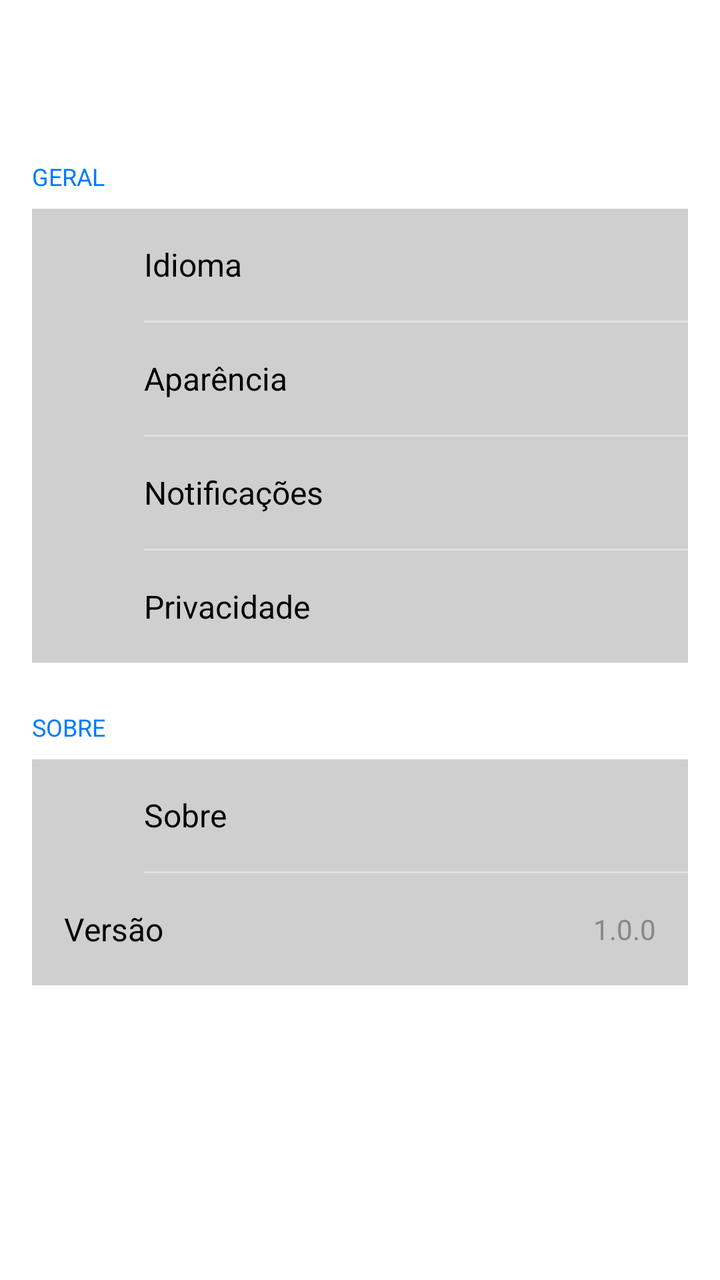
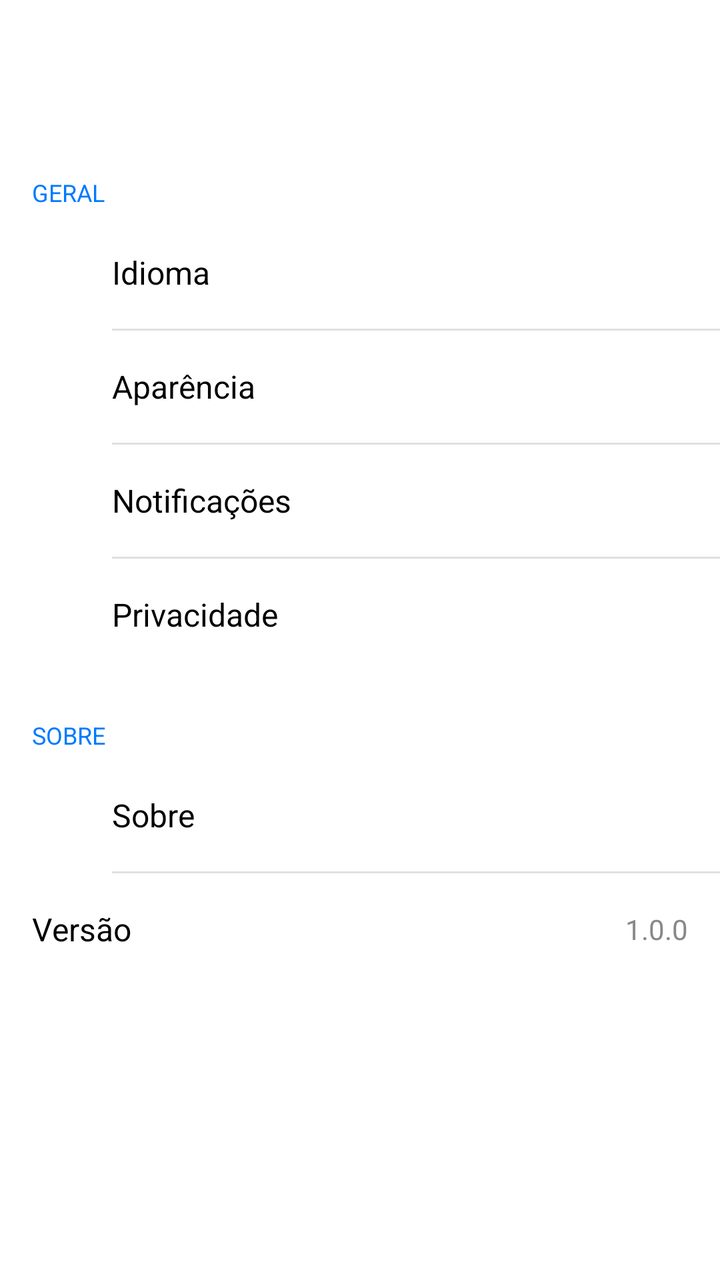

The first picture is an Android layout as it rendered before a commit; the second is the same layout after the commit. The layout source and the unified diff follow.
<!-- AndroidManifest.xml: activity theme Theme.wilin -->
<!-- res/layout/activity_settings.xml -->
<?xml version="1.0" encoding="utf-8"?>
<LinearLayout xmlns:android="http://schemas.android.com/apk/res/android"
    xmlns:app="http://schemas.android.com/apk/res-auto"
    android:layout_width="match_parent"
    android:layout_height="match_parent"
    android:orientation="vertical"
    android:background="@color/surface">

    <com.google.android.material.appbar.AppBarLayout
        android:layout_width="match_parent"
        android:layout_height="wrap_content"
        android:background="@color/appbar_background"
        app:elevation="0dp">

        <com.google.android.material.appbar.MaterialToolbar
            android:id="@+id/toolbar"
            android:layout_width="match_parent"
            android:layout_height="?attr/actionBarSize"
            android:background="@color/appbar_background"
            app:titleTextColor="@color/text_primary"
            app:navigationIconTint="@color/text_primary" />

    </com.google.android.material.appbar.AppBarLayout>

    <ScrollView
        android:layout_width="match_parent"
        android:layout_height="match_parent">

        <LinearLayout
            android:layout_width="match_parent"
            android:layout_height="wrap_content"
            android:orientation="vertical"
            android:padding="16dp">

            
            <TextView
                android:layout_width="wrap_content"
                android:layout_height="wrap_content"
                android:text="@string/general"
                android:textSize="12sp"
                android:textColor="@color/settings_section_label"
                android:textAllCaps="true"
                android:paddingBottom="8dp" />

            <LinearLayout
                android:layout_width="match_parent"
                android:layout_height="wrap_content"
                android:orientation="vertical"
                android:background="@color/card_background">

                
                <LinearLayout
                    android:id="@+id/itemLanguage"
                    android:layout_width="match_parent"
                    android:layout_height="56dp"
                    android:orientation="horizontal"
                    android:gravity="center_vertical"
                    android:paddingStart="16dp"
                    android:paddingEnd="16dp"
                    android:background="?attr/selectableItemBackground">

                    <ImageView
                        android:id="@+id/iconLanguage"
                        android:layout_width="24dp"
                        android:layout_height="24dp" />

                    <TextView
                        android:layout_width="0dp"
                        android:layout_height="wrap_content"
                        android:layout_weight="1"
                        android:layout_marginStart="16dp"
                        android:text="@string/language"
                        android:textSize="16sp"
                        android:textColor="@color/text_primary" />

                    <ImageView
                        android:id="@+id/iconChevronLanguage"
                        android:layout_width="20dp"
                        android:layout_height="20dp" />

                </LinearLayout>

                <View
                    android:layout_width="match_parent"
                    android:layout_height="1dp"
                    android:background="@color/divider"
                    android:layout_marginStart="56dp" />

                
                <LinearLayout
                    android:id="@+id/itemAppearance"
                    android:layout_width="match_parent"
                    android:layout_height="56dp"
                    android:orientation="horizontal"
                    android:gravity="center_vertical"
                    android:paddingStart="16dp"
                    android:paddingEnd="16dp"
                    android:background="?attr/selectableItemBackground">

                    <ImageView
                        android:id="@+id/iconAppearance"
                        android:layout_width="24dp"
                        android:layout_height="24dp" />

                    <TextView
                        android:layout_width="0dp"
                        android:layout_height="wrap_content"
                        android:layout_weight="1"
                        android:layout_marginStart="16dp"
                        android:text="@string/appearance"
                        android:textSize="16sp"
                        android:textColor="@color/text_primary" />

                    <ImageView
                        android:id="@+id/iconChevronAppearance"
                        android:layout_width="20dp"
                        android:layout_height="20dp" />

                </LinearLayout>

                <View
                    android:layout_width="match_parent"
                    android:layout_height="1dp"
                    android:background="@color/divider"
                    android:layout_marginStart="56dp" />

                
                <LinearLayout
                    android:id="@+id/itemNotifications"
                    android:layout_width="match_parent"
                    android:layout_height="56dp"
                    android:orientation="horizontal"
                    android:gravity="center_vertical"
                    android:paddingStart="16dp"
                    android:paddingEnd="16dp"
                    android:background="?attr/selectableItemBackground">

                    <ImageView
                        android:id="@+id/iconNotifications"
                        android:layout_width="24dp"
                        android:layout_height="24dp" />

                    <TextView
                        android:layout_width="0dp"
                        android:layout_height="wrap_content"
                        android:layout_weight="1"
                        android:layout_marginStart="16dp"
                        android:text="@string/notifications"
                        android:textSize="16sp"
                        android:textColor="@color/text_primary" />

                    <ImageView
                        android:id="@+id/iconChevronNotifications"
                        android:layout_width="20dp"
                        android:layout_height="20dp" />

                </LinearLayout>

                <View
                    android:layout_width="match_parent"
                    android:layout_height="1dp"
                    android:background="@color/divider"
                    android:layout_marginStart="56dp" />

                
                <LinearLayout
                    android:id="@+id/itemPrivacy"
                    android:layout_width="match_parent"
                    android:layout_height="56dp"
                    android:orientation="horizontal"
                    android:gravity="center_vertical"
                    android:paddingStart="16dp"
                    android:paddingEnd="16dp"
                    android:background="?attr/selectableItemBackground">

                    <ImageView
                        android:id="@+id/iconPrivacy"
                        android:layout_width="24dp"
                        android:layout_height="24dp" />

                    <TextView
                        android:layout_width="0dp"
                        android:layout_height="wrap_content"
                        android:layout_weight="1"
                        android:layout_marginStart="16dp"
                        android:text="@string/privacy"
                        android:textSize="16sp"
                        android:textColor="@color/text_primary" />

                    <ImageView
                        android:id="@+id/iconChevronPrivacy"
                        android:layout_width="20dp"
                        android:layout_height="20dp" />

                </LinearLayout>

            </LinearLayout>

            
            <TextView
                android:layout_width="wrap_content"
                android:layout_height="wrap_content"
                android:text="@string/about"
                android:textSize="12sp"
                android:textColor="@color/settings_section_label"
                android:textAllCaps="true"
                android:paddingTop="24dp"
                android:paddingBottom="8dp" />

            <LinearLayout
                android:layout_width="match_parent"
                android:layout_height="wrap_content"
                android:orientation="vertical"
                android:background="@color/card_background">

                <LinearLayout
                    android:id="@+id/itemAbout"
                    android:layout_width="match_parent"
                    android:layout_height="56dp"
                    android:orientation="horizontal"
                    android:gravity="center_vertical"
                    android:paddingStart="16dp"
                    android:paddingEnd="16dp"
                    android:background="?attr/selectableItemBackground">

                    <ImageView
                        android:id="@+id/iconAbout"
                        android:layout_width="24dp"
                        android:layout_height="24dp" />

                    <TextView
                        android:layout_width="0dp"
                        android:layout_height="wrap_content"
                        android:layout_weight="1"
                        android:layout_marginStart="16dp"
                        android:text="@string/about"
                        android:textSize="16sp"
                        android:textColor="@color/text_primary" />

                    <ImageView
                        android:id="@+id/iconChevronAbout"
                        android:layout_width="20dp"
                        android:layout_height="20dp" />

                </LinearLayout>

                <View
                    android:layout_width="match_parent"
                    android:layout_height="1dp"
                    android:background="@color/divider"
                    android:layout_marginStart="56dp" />

                <LinearLayout
                    android:id="@+id/itemVersion"
                    android:layout_width="match_parent"
                    android:layout_height="56dp"
                    android:orientation="horizontal"
                    android:gravity="center_vertical"
                    android:paddingStart="16dp"
                    android:paddingEnd="16dp">

                    <TextView
                        android:layout_width="0dp"
                        android:layout_height="wrap_content"
                        android:layout_weight="1"
                        android:text="@string/version"
                        android:textSize="16sp"
                        android:textColor="@color/text_primary" />

                    <TextView
                        android:id="@+id/tvVersion"
                        android:layout_width="wrap_content"
                        android:layout_height="wrap_content"
                        android:text="1.0.0"
                        android:textColor="@color/text_secondary"
                        android:textSize="14sp" />

                </LinearLayout>

            </LinearLayout>

        </LinearLayout>

    </ScrollView>

</LinearLayout>
<!-- resources referenced by this layout -->
<resources>
  <color name="appbar_background">#FFFFFF</color>
  <color name="card_background">#CFCFCF</color>
  <color name="divider">#E0E0E0</color>
  <color name="settings_section_label">#007AFF</color>
  <color name="surface">#FFFFFF</color>
  <color name="text_primary">#000000</color>
  <color name="text_secondary">#888888</color>
  <string name="about">Sobre</string>
  <string name="appearance">Aparência</string>
  <string name="general">Geral</string>
  <string name="language">Idioma</string>
  <string name="notifications">Notificações</string>
  <string name="privacy">Privacidade</string>
  <string name="version">Versão</string>
  <style name="Theme.wilin" parent="Theme.Material3.DayNight.NoActionBar">
          <item name="colorPrimary">@color/colorPrimary</item>
          <item name="colorOnPrimary">@android:color/white</item>
          <item name="colorSurface">@color/surface</item>
          <item name="colorOnSurface">@color/text_primary</item>
          <item name="colorSurfaceVariant">@color/card_background</item>
          <item name="colorOnSurfaceVariant">@color/text_secondary</item>
          <item name="colorControlActivated">@color/colorPrimary</item>
          <item name="colorControlHighlight">@color/ripple_color</item>
          <item name="android:colorEdgeEffect">@color/colorPrimary</item>
          <item name="android:textColorPrimary">@color/text_primary</item>
          <item name="android:textColorSecondary">@color/text_secondary</item>
          <item name="android:textColorHint">@color/text_hint</item>
          <item name="android:textCursorDrawable">@null</item>
          <item name="android:colorControlActivated">@color/cursor_color</item>
          <item name="android:statusBarColor">@color/appbar_background</item>
          <item name="android:windowLightStatusBar">true</item>
          <item name="android:navigationBarColor">@color/bottom_nav_background</item>
          <item name="android:windowBackground">@color/background</item>
      </style>
  <color name="colorPrimary">#007AFF</color>
  <color name="ripple_color">#1A000000</color>
  <color name="text_hint">#AAAAAA</color>
  <color name="cursor_color">#007AFF</color>
  <color name="bottom_nav_background">#FFFFFF</color>
  <color name="background">#FFFFFF</color>
</resources>

<!-- the commit's change to res/layout/activity_settings.xml (unified diff, before → after) -->
@@ -30,7 +30,8 @@
             android:layout_width="match_parent"
             android:layout_height="wrap_content"
             android:orientation="vertical"
-            android:padding="16dp">
+            android:paddingTop="8dp"
+            android:paddingBottom="24dp">
 
             
             <TextView
@@ -40,159 +41,154 @@
                 android:textSize="12sp"
                 android:textColor="@color/settings_section_label"
                 android:textAllCaps="true"
-                android:paddingBottom="8dp" />
-
-            <LinearLayout
-                android:layout_width="match_parent"
-                android:layout_height="wrap_content"
-                android:orientation="vertical"
-                android:background="@color/card_background">
-
-                
-                <LinearLayout
-                    android:id="@+id/itemLanguage"
-                    android:layout_width="match_parent"
-                    android:layout_height="56dp"
-                    android:orientation="horizontal"
-                    android:gravity="center_vertical"
-                    android:paddingStart="16dp"
-                    android:paddingEnd="16dp"
-                    android:background="?attr/selectableItemBackground">
-
-                    <ImageView
-                        android:id="@+id/iconLanguage"
-                        android:layout_width="24dp"
-                        android:layout_height="24dp" />
-
-                    <TextView
-                        android:layout_width="0dp"
-                        android:layout_height="wrap_content"
-                        android:layout_weight="1"
-                        android:layout_marginStart="16dp"
-                        android:text="@string/language"
-                        android:textSize="16sp"
-                        android:textColor="@color/text_primary" />
-
-                    <ImageView
-                        android:id="@+id/iconChevronLanguage"
-                        android:layout_width="20dp"
-                        android:layout_height="20dp" />
-
-                </LinearLayout>
-
-                <View
-                    android:layout_width="match_parent"
-                    android:layout_height="1dp"
-                    android:background="@color/divider"
-                    android:layout_marginStart="56dp" />
-
-                
-                <LinearLayout
-                    android:id="@+id/itemAppearance"
-                    android:layout_width="match_parent"
-                    android:layout_height="56dp"
-                    android:orientation="horizontal"
-                    android:gravity="center_vertical"
-                    android:paddingStart="16dp"
-                    android:paddingEnd="16dp"
-                    android:background="?attr/selectableItemBackground">
-
-                    <ImageView
-                        android:id="@+id/iconAppearance"
-                        android:layout_width="24dp"
-                        android:layout_height="24dp" />
-
-                    <TextView
-                        android:layout_width="0dp"
-                        android:layout_height="wrap_content"
-                        android:layout_weight="1"
-                        android:layout_marginStart="16dp"
-                        android:text="@string/appearance"
-                        android:textSize="16sp"
-                        android:textColor="@color/text_primary" />
-
-                    <ImageView
-                        android:id="@+id/iconChevronAppearance"
-                        android:layout_width="20dp"
-                        android:layout_height="20dp" />
-
-                </LinearLayout>
-
-                <View
-                    android:layout_width="match_parent"
-                    android:layout_height="1dp"
-                    android:background="@color/divider"
-                    android:layout_marginStart="56dp" />
-
-                
-                <LinearLayout
-                    android:id="@+id/itemNotifications"
-                    android:layout_width="match_parent"
-                    android:layout_height="56dp"
-                    android:orientation="horizontal"
-                    android:gravity="center_vertical"
-                    android:paddingStart="16dp"
-                    android:paddingEnd="16dp"
-                    android:background="?attr/selectableItemBackground">
-
-                    <ImageView
-                        android:id="@+id/iconNotifications"
-                        android:layout_width="24dp"
-                        android:layout_height="24dp" />
-
-                    <TextView
-                        android:layout_width="0dp"
-                        android:layout_height="wrap_content"
-                        android:layout_weight="1"
-                        android:layout_marginStart="16dp"
-                        android:text="@string/notifications"
-                        android:textSize="16sp"
-                        android:textColor="@color/text_primary" />
-
-                    <ImageView
-                        android:id="@+id/iconChevronNotifications"
-                        android:layout_width="20dp"
-                        android:layout_height="20dp" />
-
-                </LinearLayout>
-
-                <View
-                    android:layout_width="match_parent"
-                    android:layout_height="1dp"
-                    android:background="@color/divider"
-                    android:layout_marginStart="56dp" />
-
-                
-                <LinearLayout
-                    android:id="@+id/itemPrivacy"
-                    android:layout_width="match_parent"
-                    android:layout_height="56dp"
-                    android:orientation="horizontal"
-                    android:gravity="center_vertical"
-                    android:paddingStart="16dp"
-                    android:paddingEnd="16dp"
-                    android:background="?attr/selectableItemBackground">
-
-                    <ImageView
-                        android:id="@+id/iconPrivacy"
-                        android:layout_width="24dp"
-                        android:layout_height="24dp" />
-
-                    <TextView
-                        android:layout_width="0dp"
-                        android:layout_height="wrap_content"
-                        android:layout_weight="1"
-                        android:layout_marginStart="16dp"
-                        android:text="@string/privacy"
-                        android:textSize="16sp"
-                        android:textColor="@color/text_primary" />
-
-                    <ImageView
-                        android:id="@+id/iconChevronPrivacy"
-                        android:layout_width="20dp"
-                        android:layout_height="20dp" />
-
-                </LinearLayout>
+                android:paddingStart="16dp"
+                android:paddingEnd="16dp"
+                android:paddingTop="16dp"
+                android:paddingBottom="4dp" />
+
+            
+            <LinearLayout
+                android:id="@+id/itemLanguage"
+                android:layout_width="match_parent"
+                android:layout_height="56dp"
+                android:orientation="horizontal"
+                android:gravity="center_vertical"
+                android:paddingStart="16dp"
+                android:paddingEnd="16dp"
+                android:background="?attr/selectableItemBackground">
+
+                <ImageView
+                    android:id="@+id/iconLanguage"
+                    android:layout_width="24dp"
+                    android:layout_height="24dp" />
+
+                <TextView
+                    android:layout_width="0dp"
+                    android:layout_height="wrap_content"
+                    android:layout_weight="1"
+                    android:layout_marginStart="16dp"
+                    android:text="@string/language"
+                    android:textSize="16sp"
+                    android:textColor="@color/text_primary" />
+
+                <ImageView
+                    android:id="@+id/iconChevronLanguage"
+                    android:layout_width="20dp"
+                    android:layout_height="20dp" />
+
+            </LinearLayout>
+
+            <View
+                android:layout_width="match_parent"
+                android:layout_height="1dp"
+                android:background="@color/divider"
+                android:layout_marginStart="56dp" />
+
+            
+            <LinearLayout
+                android:id="@+id/itemAppearance"
+                android:layout_width="match_parent"
+                android:layout_height="56dp"
+                android:orientation="horizontal"
+                android:gravity="center_vertical"
+                android:paddingStart="16dp"
+                android:paddingEnd="16dp"
+                android:background="?attr/selectableItemBackground">
+
+                <ImageView
+                    android:id="@+id/iconAppearance"
+                    android:layout_width="24dp"
+                    android:layout_height="24dp" />
+
+                <TextView
+                    android:layout_width="0dp"
+                    android:layout_height="wrap_content"
+                    android:layout_weight="1"
+                    android:layout_marginStart="16dp"
+                    android:text="@string/appearance"
+                    android:textSize="16sp"
+                    android:textColor="@color/text_primary" />
+
+                <ImageView
+                    android:id="@+id/iconChevronAppearance"
+                    android:layout_width="20dp"
+                    android:layout_height="20dp" />
+
+            </LinearLayout>
+
+            <View
+                android:layout_width="match_parent"
+                android:layout_height="1dp"
+                android:background="@color/divider"
+                android:layout_marginStart="56dp" />
+
+            
+            <LinearLayout
+                android:id="@+id/itemNotifications"
+                android:layout_width="match_parent"
+                android:layout_height="56dp"
+                android:orientation="horizontal"
+                android:gravity="center_vertical"
+                android:paddingStart="16dp"
+                android:paddingEnd="16dp"
+                android:background="?attr/selectableItemBackground">
+
+                <ImageView
+                    android:id="@+id/iconNotifications"
+                    android:layout_width="24dp"
+                    android:layout_height="24dp" />
+
+                <TextView
+                    android:layout_width="0dp"
+                    android:layout_height="wrap_content"
+                    android:layout_weight="1"
+                    android:layout_marginStart="16dp"
+                    android:text="@string/notifications"
+                    android:textSize="16sp"
+                    android:textColor="@color/text_primary" />
+
+                <ImageView
+                    android:id="@+id/iconChevronNotifications"
+                    android:layout_width="20dp"
+                    android:layout_height="20dp" />
+
+            </LinearLayout>
+
+            <View
+                android:layout_width="match_parent"
+                android:layout_height="1dp"
+                android:background="@color/divider"
+                android:layout_marginStart="56dp" />
+
+            
+            <LinearLayout
+                android:id="@+id/itemPrivacy"
+                android:layout_width="match_parent"
+                android:layout_height="56dp"
+                android:orientation="horizontal"
+                android:gravity="center_vertical"
+                android:paddingStart="16dp"
+                android:paddingEnd="16dp"
+                android:background="?attr/selectableItemBackground">
+
+                <ImageView
+                    android:id="@+id/iconPrivacy"
+                    android:layout_width="24dp"
+                    android:layout_height="24dp" />
+
+                <TextView
+                    android:layout_width="0dp"
+                    android:layout_height="wrap_content"
+                    android:layout_weight="1"
+                    android:layout_marginStart="16dp"
+                    android:text="@string/privacy"
+                    android:textSize="16sp"
+                    android:textColor="@color/text_primary" />
+
+                <ImageView
+                    android:id="@+id/iconChevronPrivacy"
+                    android:layout_width="20dp"
+                    android:layout_height="20dp" />
 
             </LinearLayout>
 
@@ -204,78 +200,74 @@
                 android:textSize="12sp"
                 android:textColor="@color/settings_section_label"
                 android:textAllCaps="true"
+                android:paddingStart="16dp"
+                android:paddingEnd="16dp"
                 android:paddingTop="24dp"
-                android:paddingBottom="8dp" />
-
-            <LinearLayout
-                android:layout_width="match_parent"
-                android:layout_height="wrap_content"
-                android:orientation="vertical"
-                android:background="@color/card_background">
-
-                <LinearLayout
-                    android:id="@+id/itemAbout"
-                    android:layout_width="match_parent"
-                    android:layout_height="56dp"
-                    android:orientation="horizontal"
-                    android:gravity="center_vertical"
-                    android:paddingStart="16dp"
-                    android:paddingEnd="16dp"
-                    android:background="?attr/selectableItemBackground">
-
-                    <ImageView
-                        android:id="@+id/iconAbout"
-                        android:layout_width="24dp"
-                        android:layout_height="24dp" />
-
-                    <TextView
-                        android:layout_width="0dp"
-                        android:layout_height="wrap_content"
-                        android:layout_weight="1"
-                        android:layout_marginStart="16dp"
-                        android:text="@string/about"
-                        android:textSize="16sp"
-                        android:textColor="@color/text_primary" />
-
-                    <ImageView
-                        android:id="@+id/iconChevronAbout"
-                        android:layout_width="20dp"
-                        android:layout_height="20dp" />
-
-                </LinearLayout>
-
-                <View
-                    android:layout_width="match_parent"
-                    android:layout_height="1dp"
-                    android:background="@color/divider"
-                    android:layout_marginStart="56dp" />
-
-                <LinearLayout
-                    android:id="@+id/itemVersion"
-                    android:layout_width="match_parent"
-                    android:layout_height="56dp"
-                    android:orientation="horizontal"
-                    android:gravity="center_vertical"
-                    android:paddingStart="16dp"
-                    android:paddingEnd="16dp">
-
-                    <TextView
-                        android:layout_width="0dp"
-                        android:layout_height="wrap_content"
-                        android:layout_weight="1"
-                        android:text="@string/version"
-                        android:textSize="16sp"
-                        android:textColor="@color/text_primary" />
-
-                    <TextView
-                        android:id="@+id/tvVersion"
-                        android:layout_width="wrap_content"
-                        android:layout_height="wrap_content"
-                        android:text="1.0.0"
-                        android:textColor="@color/text_secondary"
-                        android:textSize="14sp" />
-
-                </LinearLayout>
+                android:paddingBottom="4dp" />
+
+            
+            <LinearLayout
+                android:id="@+id/itemAbout"
+                android:layout_width="match_parent"
+                android:layout_height="56dp"
+                android:orientation="horizontal"
+                android:gravity="center_vertical"
+                android:paddingStart="16dp"
+                android:paddingEnd="16dp"
+                android:background="?attr/selectableItemBackground">
+
+                <ImageView
+                    android:id="@+id/iconAbout"
+                    android:layout_width="24dp"
+                    android:layout_height="24dp" />
+
+                <TextView
+                    android:layout_width="0dp"
+                    android:layout_height="wrap_content"
+                    android:layout_weight="1"
+                    android:layout_marginStart="16dp"
+                    android:text="@string/about"
+                    android:textSize="16sp"
+                    android:textColor="@color/text_primary" />
+
+                <ImageView
+                    android:id="@+id/iconChevronAbout"
+                    android:layout_width="20dp"
+                    android:layout_height="20dp" />
+
+            </LinearLayout>
+
+            <View
+                android:layout_width="match_parent"
+                android:layout_height="1dp"
+                android:background="@color/divider"
+                android:layout_marginStart="56dp" />
+
+            
+            <LinearLayout
+                android:id="@+id/itemVersion"
+                android:layout_width="match_parent"
+                android:layout_height="56dp"
+                android:orientation="horizontal"
+                android:gravity="center_vertical"
+                android:paddingStart="16dp"
+                android:paddingEnd="16dp">
+
+                <TextView
+                    android:layout_width="0dp"
+                    android:layout_height="wrap_content"
+                    android:layout_weight="1"
+                    android:text="@string/version"
+                    android:textSize="16sp"
+                    android:textColor="@color/text_primary" />
+
+                <TextView
+                    android:id="@+id/tvVersion"
+                    android:layout_width="wrap_content"
+                    android:layout_height="wrap_content"
+                    android:text="1.0.0"
+                    android:textColor="@color/text_secondary"
+                    android:textSize="14sp" />
 
             </LinearLayout>
 
<!-- resource entries referenced after the edit -->
@@ -1,7 +1,8 @@
 <!-- resources referenced by this layout -->
 <resources>
   <color name="appbar_background">#FFFFFF</color>
-  <color name="card_background">#CFCFCF</color>
+  <color name="card_background">#E6E6E6</color>
+  <color name="dialog_background">#E6E6E6</color>
   <color name="divider">#E0E0E0</color>
   <color name="settings_section_label">#007AFF</color>
   <color name="surface">#FFFFFF</color>
@@ -21,6 +22,10 @@
           <item name="colorOnSurface">@color/text_primary</item>
           <item name="colorSurfaceVariant">@color/card_background</item>
           <item name="colorOnSurfaceVariant">@color/text_secondary</item>
+          
+          <item name="colorSurfaceContainerLow">@color/dialog_background</item>
+          <item name="colorSurfaceContainerHigh">@color/dialog_background</item>
+          <item name="colorSurfaceContainer">@color/dialog_background</item>
           <item name="colorControlActivated">@color/colorPrimary</item>
           <item name="colorControlHighlight">@color/ripple_color</item>
           <item name="android:colorEdgeEffect">@color/colorPrimary</item>
